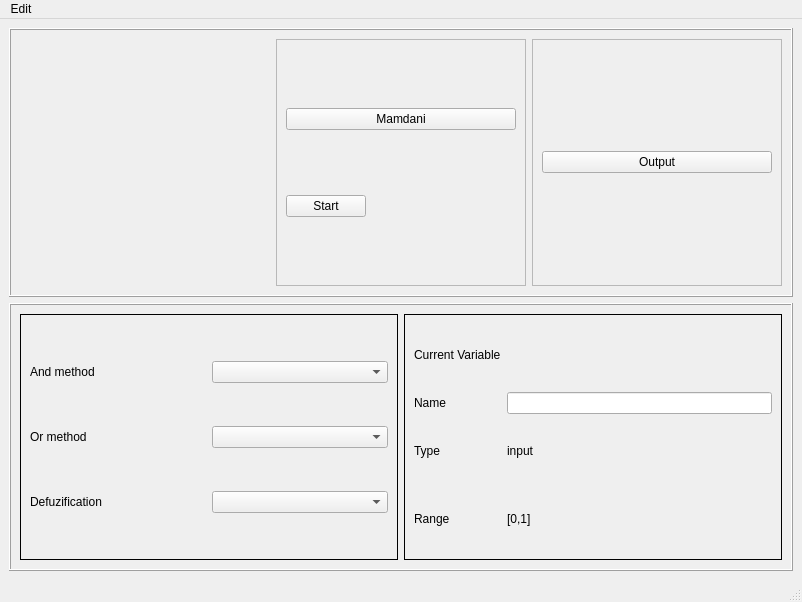
bbaltuntas/tubitak-fuzzy, file design/design.ui: the form before one commit.
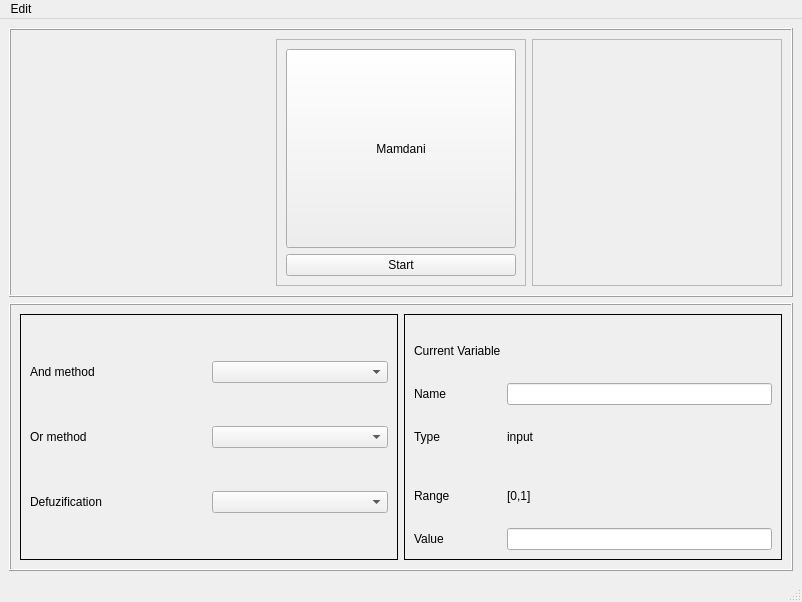
The form after the commit.

```diff
--- a/design/design.ui
+++ b/design/design.ui
@@ -20,7 +20,7 @@
       <item>
        <widget class="QFrame" name="frame">
         <property name="sizePolicy">
-         <sizepolicy hsizetype="Minimum" vsizetype="Expanding">
+         <sizepolicy hsizetype="Minimum" vsizetype="MinimumExpanding">
           <horstretch>0</horstretch>
           <verstretch>0</verstretch>
          </sizepolicy>
@@ -64,7 +64,21 @@
              </property>
              <layout class="QVBoxLayout" name="verticalLayout_3">
               <item>
-               <widget class="QPushButton" name="pushButton_4">
+               <widget class="QPushButton" name="rule_button">
+                <property name="sizePolicy">
+                 <sizepolicy hsizetype="Minimum" vsizetype="Preferred">
+                  <horstretch>0</horstretch>
+                  <verstretch>0</verstretch>
+                 </sizepolicy>
+                </property>
+                <property name="contextMenuPolicy">
+                 <enum>Qt::NoContextMenu</enum>
+                </property>
+                <property name="styleSheet">
+                 <string notr="true">#pushButton_4:active{
+
+}</string>
+                </property>
                 <property name="text">
                  <string>Mamdani</string>
                 </property>
@@ -73,7 +87,7 @@
               <item>
                <widget class="QPushButton" name="startButton">
                 <property name="sizePolicy">
-                 <sizepolicy hsizetype="Fixed" vsizetype="Fixed">
+                 <sizepolicy hsizetype="MinimumExpanding" vsizetype="Fixed">
                   <horstretch>0</horstretch>
                   <verstretch>0</verstretch>
                  </sizepolicy>
@@ -90,7 +104,7 @@
             </widget>
            </item>
            <item>
-            <widget class="QFrame" name="frame_3">
+            <widget class="QFrame" name="output_frame">
              <property name="sizePolicy">
               <sizepolicy hsizetype="MinimumExpanding" vsizetype="Preferred">
                <horstretch>0</horstretch>
@@ -103,14 +117,13 @@
              <property name="frameShadow">
               <enum>QFrame::Raised</enum>
              </property>
-             <layout class="QVBoxLayout" name="verticalLayout_4">
-              <item>
-               <widget class="QPushButton" name="pushButton_5">
-                <property name="text">
-                 <string>Output</string>
-                </property>
-               </widget>
-              </item>
+             <layout class="QVBoxLayout" name="output_layout">
+              <property name="topMargin">
+               <number>50</number>
+              </property>
+              <property name="bottomMargin">
+               <number>50</number>
+              </property>
              </layout>
             </widget>
            </item>
@@ -122,7 +135,7 @@
       <item>
        <widget class="QFrame" name="frame_2">
         <property name="sizePolicy">
-         <sizepolicy hsizetype="Minimum" vsizetype="Expanding">
+         <sizepolicy hsizetype="Minimum" vsizetype="MinimumExpanding">
           <horstretch>0</horstretch>
           <verstretch>0</verstretch>
          </sizepolicy>
@@ -194,6 +207,9 @@
             <enum>QFrame::Plain</enum>
            </property>
            <layout class="QGridLayout" name="gridLayout_2">
+            <item row="1" column="1">
+             <widget class="QLineEdit" name="variable_name_line"/>
+            </item>
             <item row="0" column="0">
              <widget class="QLabel" name="label_4">
               <property name="text">
@@ -211,18 +227,8 @@
               </property>
              </widget>
             </item>
-            <item row="1" column="1">
-             <widget class="QLineEdit" name="lineEdit"/>
-            </item>
-            <item row="2" column="0">
-             <widget class="QLabel" name="label_6">
-              <property name="text">
-               <string>Type</string>
-              </property>
-             </widget>
-            </item>
             <item row="2" column="1">
-             <widget class="QLabel" name="label_8">
+             <widget class="QLabel" name="variable_type_line">
               <property name="text">
                <string>input</string>
               </property>
@@ -235,6 +241,13 @@
               </property>
              </widget>
             </item>
+            <item row="2" column="0">
+             <widget class="QLabel" name="label_6">
+              <property name="text">
+               <string>Type</string>
+              </property>
+             </widget>
+            </item>
             <item row="3" column="1">
              <widget class="QLabel" name="label_9">
               <property name="text">
@@ -242,6 +255,16 @@
               </property>
              </widget>
             </item>
+            <item row="4" column="0">
+             <widget class="QLabel" name="label_8">
+              <property name="text">
+               <string>Value</string>
+              </property>
+             </widget>
+            </item>
+            <item row="4" column="1">
+             <widget class="QLineEdit" name="var_value"/>
+            </item>
            </layout>
           </widget>
          </item>
```
